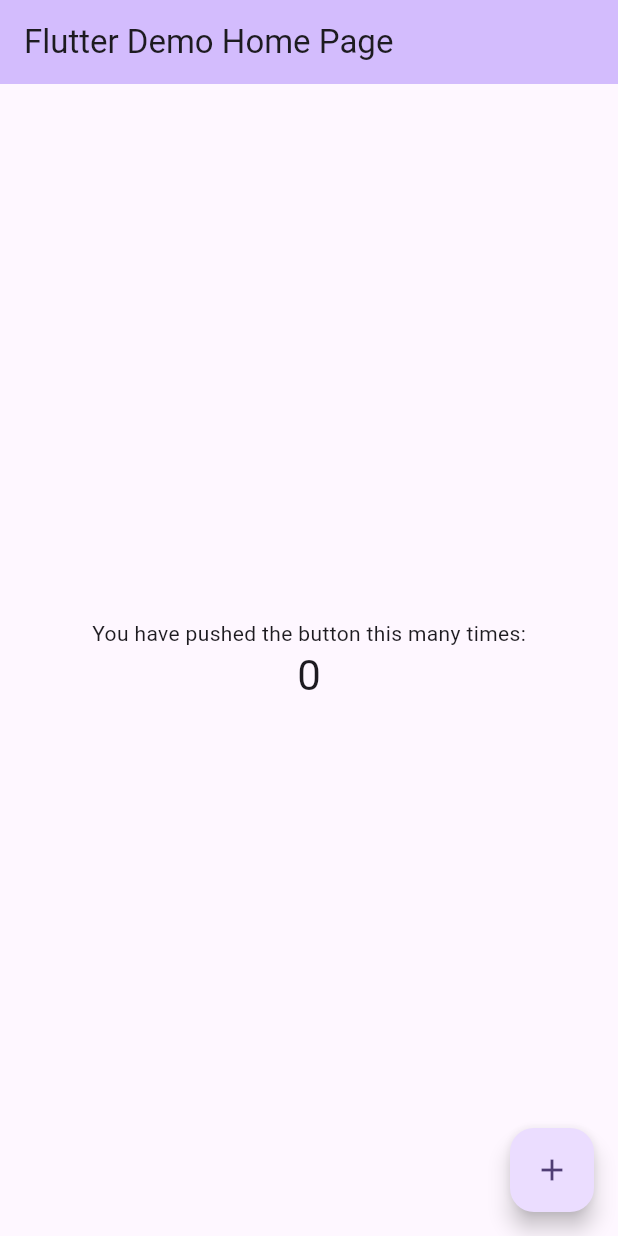
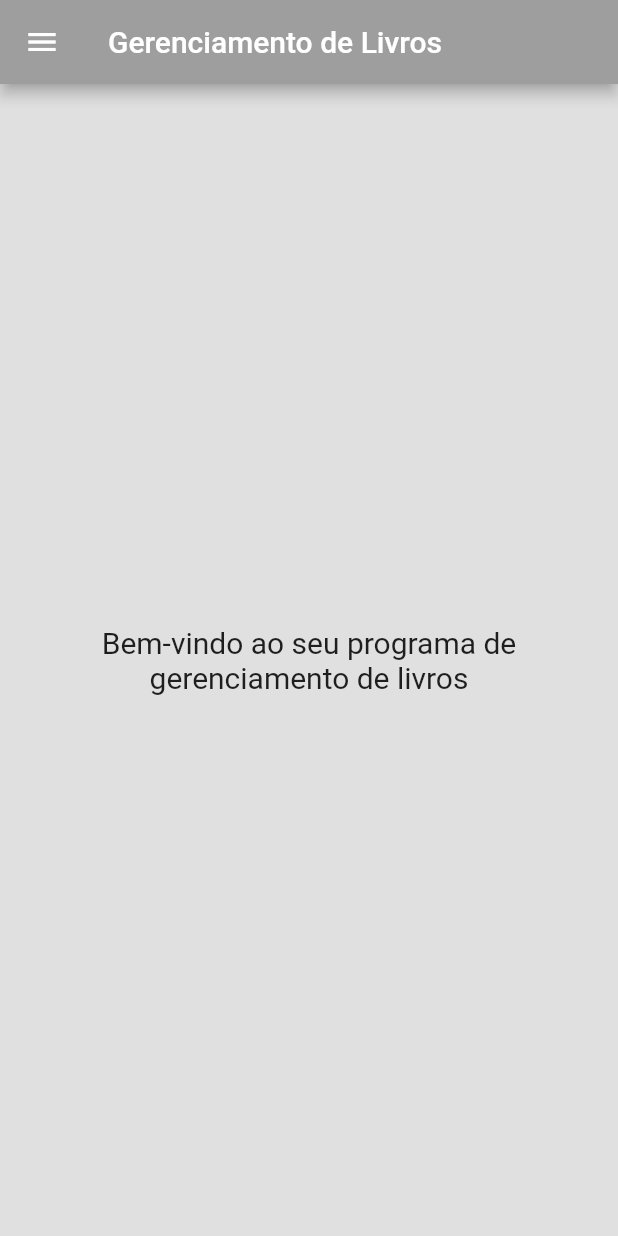
Before and after one commit to IgorTeodoroDEV/biblioteca_livros, a Flutter app: the screen it shows after launch, on a phone screen of 412 x 824 dp. Run offline on Flutter 3.47's test engine with Material 2 defaults, Android fonts, the phone set to English and light mode, and no system bars; missing offline and left inert: library_books; key blocks and very long unbroken strings in the code were emptied for the run.

Commit message:
add pages

```diff
--- a/lib/main.dart
+++ b/lib/main.dart
@@ -1,125 +1,109 @@
 import 'package:flutter/material.dart';
+import 'package:library_books/pages/biblioteca.dart';
+import 'package:library_books/pages/meusLivros.dart';
 
 void main() {
   runApp(const MyApp());
 }
 
 class MyApp extends StatelessWidget {
-  const MyApp({super.key});
+  const MyApp({Key? key}) : super(key: key);
 
-  // This widget is the root of your application.
   @override
   Widget build(BuildContext context) {
     return MaterialApp(
       title: 'Flutter Demo',
       theme: ThemeData(
-        // This is the theme of your application.
-        //
-        // TRY THIS: Try running your application with "flutter run". You'll see
-        // the application has a blue toolbar. Then, without quitting the app,
-        // try changing the seedColor in the colorScheme below to Colors.green
-        // and then invoke "hot reload" (save your changes or press the "hot
-        // reload" button in a Flutter-supported IDE, or press "r" if you used
-        // the command line to start the app).
-        //
-        // Notice that the counter didn't reset back to zero; the application
-        // state is not lost during the reload. To reset the state, use hot
-        // restart instead.
-        //
-        // This works for code too, not just values: Most code changes can be
-        // tested with just a hot reload.
-        colorScheme: ColorScheme.fromSeed(seedColor: Colors.deepPurple),
-        useMaterial3: true,
+        primarySwatch: Colors.grey,
       ),
-      home: const MyHomePage(title: 'Flutter Demo Home Page'),
+      home: const MyHomePage(),
     );
   }
 }
 
-class MyHomePage extends StatefulWidget {
-  const MyHomePage({super.key, required this.title});
-
-  // This widget is the home page of your application. It is stateful, meaning
-  // that it has a State object (defined below) that contains fields that affect
-  // how it looks.
-
-  // This class is the configuration for the state. It holds the values (in this
-  // case the title) provided by the parent (in this case the App widget) and
-  // used by the build method of the State. Fields in a Widget subclass are
-  // always marked "final".
-
-  final String title;
-
-  @override
-  State<MyHomePage> createState() => _MyHomePageState();
-}
-
-class _MyHomePageState extends State<MyHomePage> {
-  int _counter = 0;
-
-  void _incrementCounter() {
-    setState(() {
-      // This call to setState tells the Flutter framework that something has
-      // changed in this State, which causes it to rerun the build method below
-      // so that the display can reflect the updated values. If we changed
-      // _counter without calling setState(), then the build method would not be
-      // called again, and so nothing would appear to happen.
-      _counter++;
-    });
-  }
+class MyHomePage extends StatelessWidget {
+  const MyHomePage({Key? key}) : super(key: key);
 
   @override
   Widget build(BuildContext context) {
-    // This method is rerun every time setState is called, for instance as done
-    // by the _incrementCounter method above.
-    //
-    // The Flutter framework has been optimized to make rerunning build methods
-    // fast, so that you can just rebuild anything that needs updating rather
-    // than having to individually change instances of widgets.
     return Scaffold(
       appBar: AppBar(
-        // TRY THIS: Try changing the color here to a specific color (to
-        // Colors.amber, perhaps?) and trigger a hot reload to see the AppBar
-        // change color while the other colors stay the same.
-        backgroundColor: Theme.of(context).colorScheme.inversePrimary,
-        // Here we take the value from the MyHomePage object that was created by
-        // the App.build method, and use it to set our appbar title.
-        title: Text(widget.title),
+        title: const Text(
+          'Gerenciamento de Livros',
+          style: TextStyle(
+            color: Colors.white,
+          ),
+        ),
+        iconTheme: const IconThemeData(color: Colors.white),
+        backgroundColor: Colors.grey,
       ),
-      body: Center(
-        // Center is a layout widget. It takes a single child and positions it
-        // in the middle of the parent.
-        child: Column(
-          // Column is also a layout widget. It takes a list of children and
-          // arranges them vertically. By default, it sizes itself to fit its
-          // children horizontally, and tries to be as tall as its parent.
-          //
-          // Column has various properties to control how it sizes itself and
-          // how it positions its children. Here we use mainAxisAlignment to
-          // center the children vertically; the main axis here is the vertical
-          // axis because Columns are vertical (the cross axis would be
-          // horizontal).
-          //
-          // TRY THIS: Invoke "debug painting" (choose the "Toggle Debug Paint"
-          // action in the IDE, or press "p" in the console), to see the
-          // wireframe for each widget.
-          mainAxisAlignment: MainAxisAlignment.center,
+      drawer: Drawer(
+        child: ListView(
+          padding: EdgeInsets.zero,
           children: <Widget>[
-            const Text(
-              'You have pushed the button this many times:',
+            DrawerHeader(
+              decoration: const BoxDecoration(
+                color: Colors.grey,
+              ),
+              child: const Text(
+                'Menu',
+                style: TextStyle(
+                  color: Colors.white,
+                  fontSize: 24,
+                ),
+              ),
             ),
-            Text(
-              '$_counter',
-              style: Theme.of(context).textTheme.headlineMedium,
+            ListTile(
+              title: const Text('Biblioteca',
+              style: TextStyle(color: Colors.black45),),
+              shape: Border(
+                bottom: BorderSide(
+                  color: Colors.grey,
+                  width: 1.0,
+              ), ),
+              onTap: () {
+                Navigator.push(
+                  context,
+                  MaterialPageRoute(builder: (context) => Biblioteca()),
+                );
+              },
+            ),
+            ListTile(
+              title: const Text('Meus Livros', style: TextStyle(color: Colors.black45),),
+              shape: Border(
+                bottom: BorderSide(
+                  color: Colors.grey,
+                  width: 1.0
+                )
+              ),
+              onTap: () {
+                Navigator.push(
+                  context,
+                  MaterialPageRoute(builder: (context) => meusLivros()),
+                );
+              },
             ),
           ],
         ),
+        backgroundColor: Colors.grey[300],
       ),
-      floatingActionButton: FloatingActionButton(
-        onPressed: _incrementCounter,
-        tooltip: 'Increment',
-        child: const Icon(Icons.add),
-      ), // This trailing comma makes auto-formatting nicer for build methods.
+      body: Container(
+        color: Colors.grey[300], // Fundo cinza suavizado
+        child: Center(
+          child: Column(
+            mainAxisAlignment: MainAxisAlignment.center,
+            children: const <Widget>[
+              Text(
+                'Bem-vindo ao seu programa de gerenciamento de livros',
+                textAlign: TextAlign.center,
+                style: TextStyle(
+                  fontSize: 20,
+                ),
+              ),
+            ],
+          ),
+        ),
+      ),
     );
   }
 }
--- a/pubspec.yaml
+++ b/pubspec.yaml
@@ -35,6 +35,7 @@ dependencies:
   # The following adds the Cupertino Icons font to your application.
   # Use with the CupertinoIcons class for iOS style icons.
   cupertino_icons: ^1.0.2
+  http: ^1.1.0
 
 dev_dependencies:
   flutter_test:
```
Also changed, not shown: lib/pages/biblioteca.dart (added, +220 -0 lines), lib/pages/meusLivros.dart (added, +86 -0 lines), pubspec.lock.
